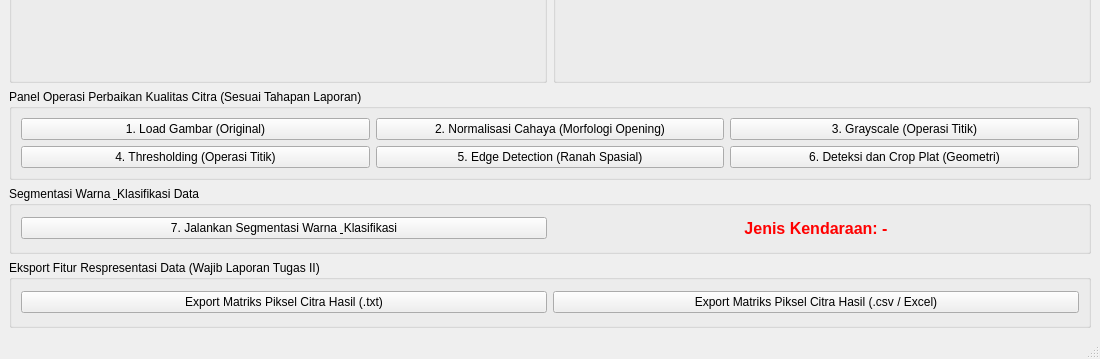
Before: the Qt Designer form main_ui.ui in Kizzuato/Tugas-Besar-RTM-2, drawn with Qt 5; both pictures show x 0 to 1100 and y 391 to 750 of the 1100 by 750 pixel window.
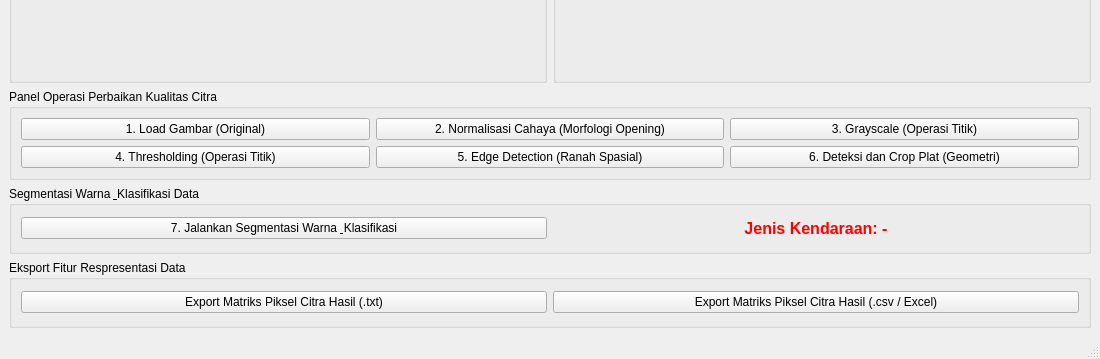
After: the same form once the commit is applied.

```diff
--- a/main_ui.ui
+++ b/main_ui.ui
@@ -97,7 +97,7 @@
     <item row="2" column="0" colspan="2">
      <widget class="QGroupBox" name="groupBox_Controls">
       <property name="title">
-       <string>Panel Operasi Perbaikan Kualitas Citra (Sesuai Tahapan Laporan)</string>
+       <string>Panel Operasi Perbaikan Kualitas Citra</string>
       </property>
       <layout class="QGridLayout" name="gridLayout_2">
        <item row="0" column="0">
@@ -184,7 +184,7 @@
     <item row="4" column="0" colspan="2">
      <widget class="QGroupBox" name="groupBox_Eksport">
       <property name="title">
-       <string>Eksport Fitur Respresentasi Data (Wajib Laporan Tugas II)</string>
+       <string>Eksport Fitur Respresentasi Data</string>
       </property>
       <layout class="QHBoxLayout" name="horizontalLayout_2">
        <item>
```
